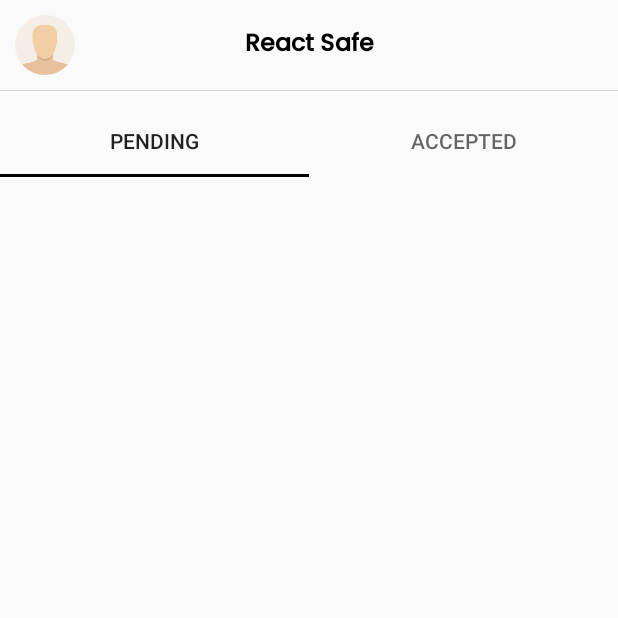
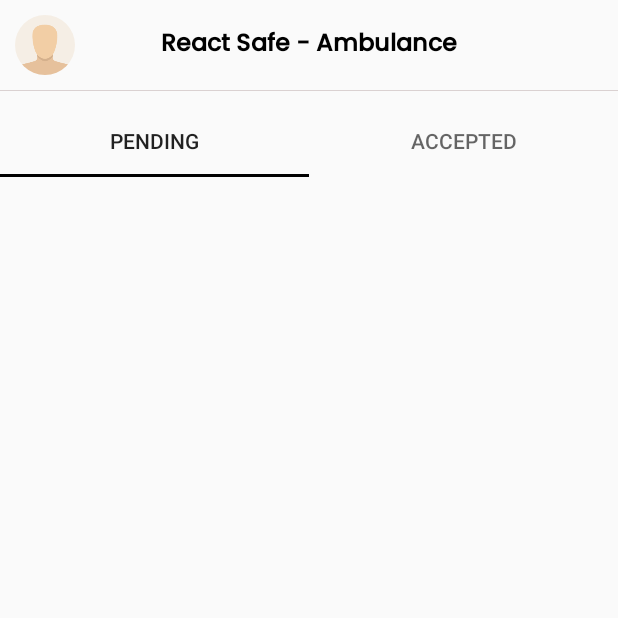
Before and after one commit to myselfjoraj/ReactSafe, an Android app built with Jetpack Compose: the AmbulanceMainActivity screen opened directly, with no data from a screen before it, on a phone screen of 412 x 824 dp, the top half of it. Run offline under Robolectric (Android 15) with nearby library versions, the phone set to English and light mode, and no system bars; our stand-ins replace CircleImageView; pictures from the network do not load.

Commit message:
new commit

```diff
--- a/app/src/main/java/jr/project/reactsafe/ambulance/AmbulanceMainActivity.java
+++ b/app/src/main/java/jr/project/reactsafe/ambulance/AmbulanceMainActivity.java
@@ -9,18 +9,17 @@
 import androidx.core.view.WindowInsetsCompat;
 
 import jr.project.reactsafe.R;
+import jr.project.reactsafe.databinding.ActivityAmbulanceMainBinding;
 
 public class AmbulanceMainActivity extends AppCompatActivity {
 
+    ActivityAmbulanceMainBinding binding;
     @Override
     protected void onCreate(Bundle savedInstanceState) {
         super.onCreate(savedInstanceState);
         EdgeToEdge.enable(this);
-        setContentView(R.layout.activity_ambulance_main);
-        ViewCompat.setOnApplyWindowInsetsListener(findViewById(R.id.main), (v, insets) -> {
-            Insets systemBars = insets.getInsets(WindowInsetsCompat.Type.systemBars());
-            v.setPadding(systemBars.left, systemBars.top, systemBars.right, systemBars.bottom);
-            return insets;
-        });
+        binding = ActivityAmbulanceMainBinding.inflate(getLayoutInflater());
+        setContentView(binding.getRoot());
+
     }
 }
--- a/app/src/main/res/layout/activity_ambulance_main.xml
+++ b/app/src/main/res/layout/activity_ambulance_main.xml
@@ -51,7 +51,7 @@
             android:layout_marginEnd="10dp"
             android:layout_weight="1"
             android:fontFamily="@font/poppins_medium"
-            android:text="React Safe"
+            android:text="React Safe - Ambulance"
             android:textAlignment="center"
             android:textColor="@color/black"
             android:textSize="16sp"
```
Also changed, not shown: app/src/main/java/jr/project/reactsafe/ambulance/fragments/AmbulanceAllFragment.java (added, +66 -0 lines), app/src/main/java/jr/project/reactsafe/user/PairedDevicesActivity.java (+19 -6 lines), app/src/main/res/layout/fragment_ambulance_all.xml (added, +14 -0 lines).
